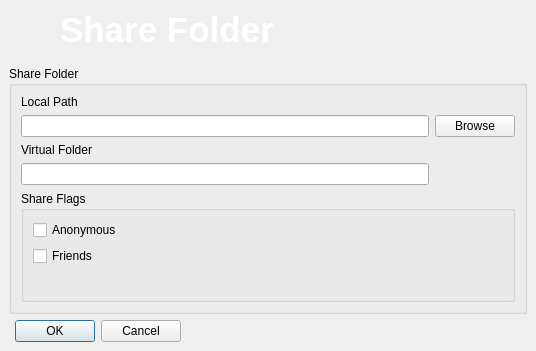
This is retroshare-gui/src/gui/ShareDialog.ui in RetroShare/RetroShare as Qt 5 draws it before an edit. The edited form follows.
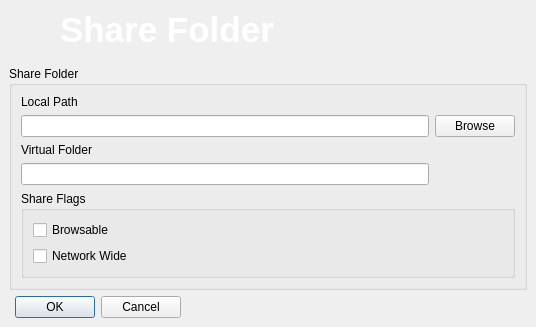
This is the edited form. Icons and pictures are not drawn.

What changed in the file:
```diff
--- a/retroshare-gui/src/gui/ShareDialog.ui
+++ b/retroshare-gui/src/gui/ShareDialog.ui
@@ -10,7 +10,7 @@
     <x>0</x>
     <y>0</y>
     <width>536</width>
-    <height>351</height>
+    <height>313</height>
    </rect>
   </property>
   <property name="windowTitle">
@@ -180,27 +180,17 @@
             <string>Share Flags</string>
            </property>
            <layout class="QGridLayout" name="gridLayout_5">
-            <item row="0" column="0">
-             <widget class="QCheckBox" name="anonymouscheckBox">
-              <property name="toolTip">
-               <string>Anonymous shared Network Wide</string>
-              </property>
-              <property name="text">
-               <string>Anonymous</string>
-              </property>
-             </widget>
-            </item>
             <item row="1" column="0">
              <widget class="QCheckBox" name="friendscheckBox">
               <property name="toolTip">
                <string>Browseable by Friends</string>
               </property>
               <property name="text">
-               <string>Friends</string>
+               <string>Network Wide</string>
               </property>
              </widget>
             </item>
-            <item row="2" column="0">
+            <item row="4" column="0">
              <spacer name="verticalSpacer">
               <property name="orientation">
                <enum>Qt::Vertical</enum>
@@ -213,6 +203,16 @@
               </property>
              </spacer>
             </item>
+            <item row="0" column="0">
+             <widget class="QCheckBox" name="browsableCheckBox">
+              <property name="toolTip">
+               <string>Browseable by Friends</string>
+              </property>
+              <property name="text">
+               <string>Browsable</string>
+              </property>
+             </widget>
+            </item>
            </layout>
           </widget>
          </item>
```
Left out of the diff: 4 changed lines with no effect on the pictures.
